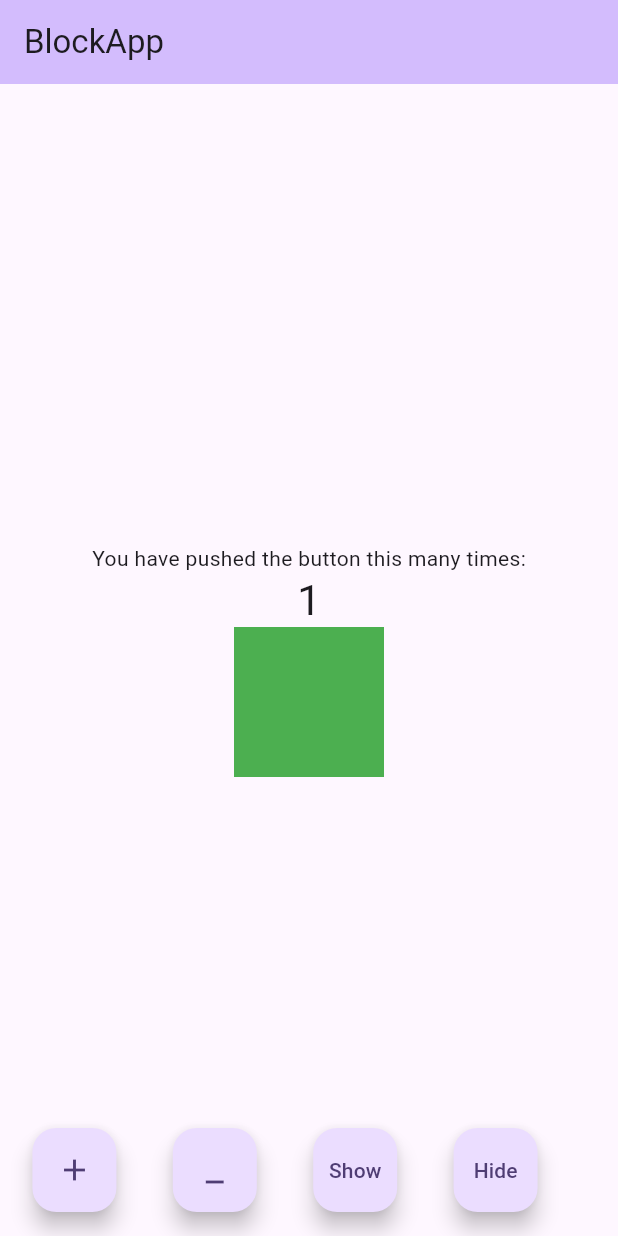
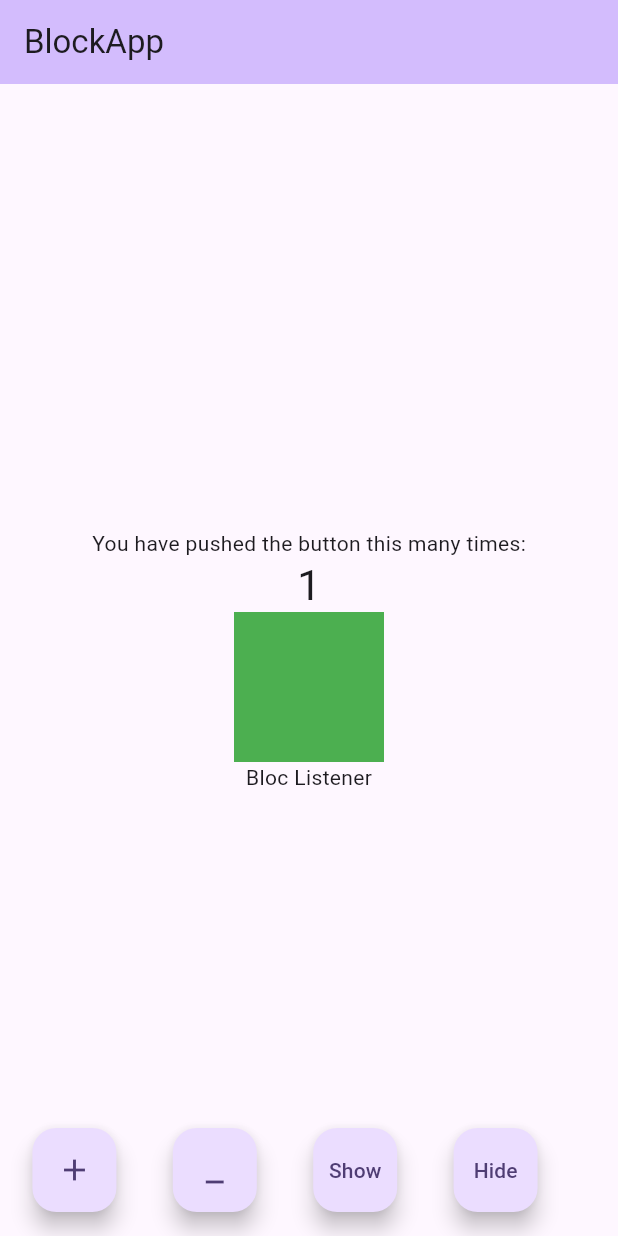
Before and after one commit to Praveen0586/Bloc-Learning, a Flutter app: the screen it shows after launch, after a tap on the "add" icon, on a phone screen of 412 x 824 dp. Run offline on Flutter 3.47's test engine with Material 3 defaults, Android fonts, the phone set to English and light mode, and no system bars; our stand-ins replace flutter_bloc.

Commit message:
Bloc Listener

```diff
--- a/lib/main.dart
+++ b/lib/main.dart
@@ -134,7 +134,14 @@ class _MyHomePageState extends State<MyHomePage> {
                     ),
                   );
                 },
-              )
+              ),
+              BlocListener<CounterBloc, CounterState>(child: Text("Bloc Listener"),
+                  listener: (context, state) {
+                if (state.count == 4) {
+                  ScaffoldMessenger.of(context).showSnackBar(
+                      SnackBar(content: Text("You have  reached 4")));
+                }
+              })
             ],
           ),
         ),
```
